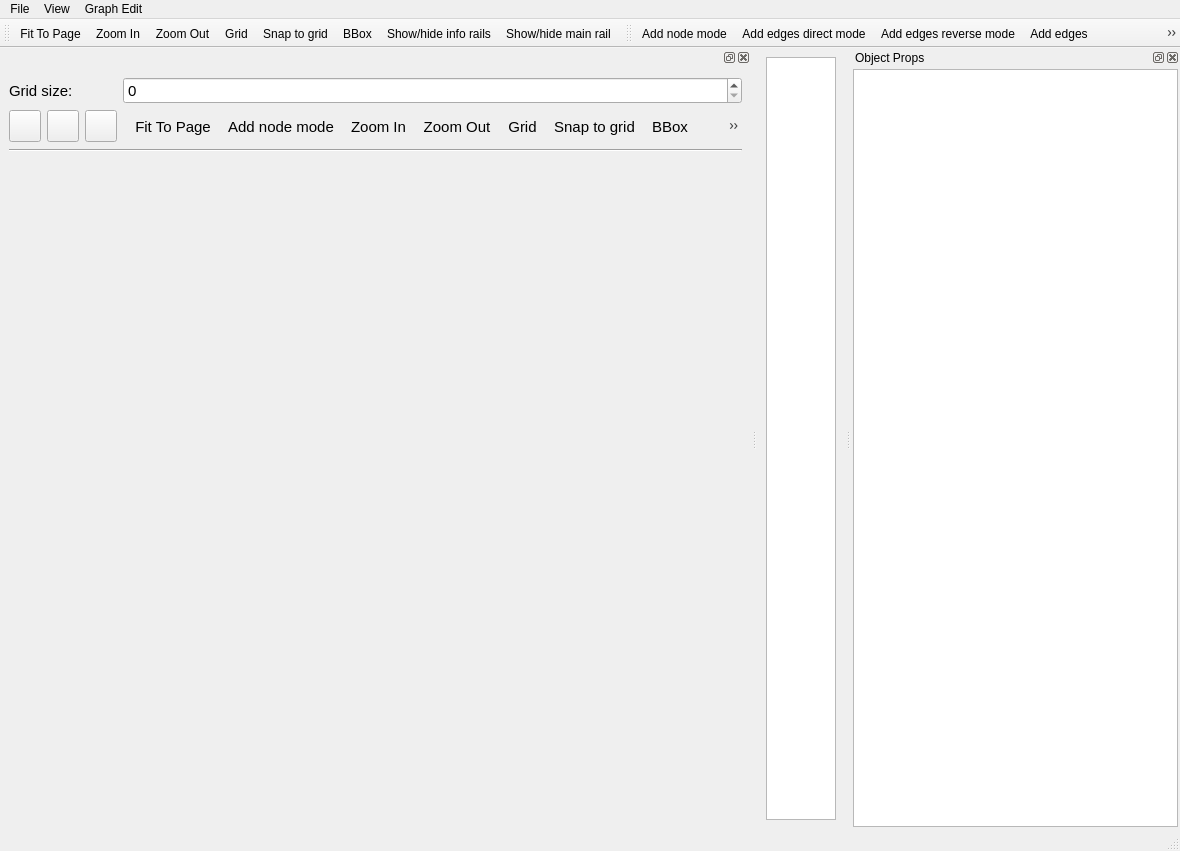
First picture: the form in StorageMapDesigner/mainwindow.ui, repository break11/AutoStorage, before the edit.
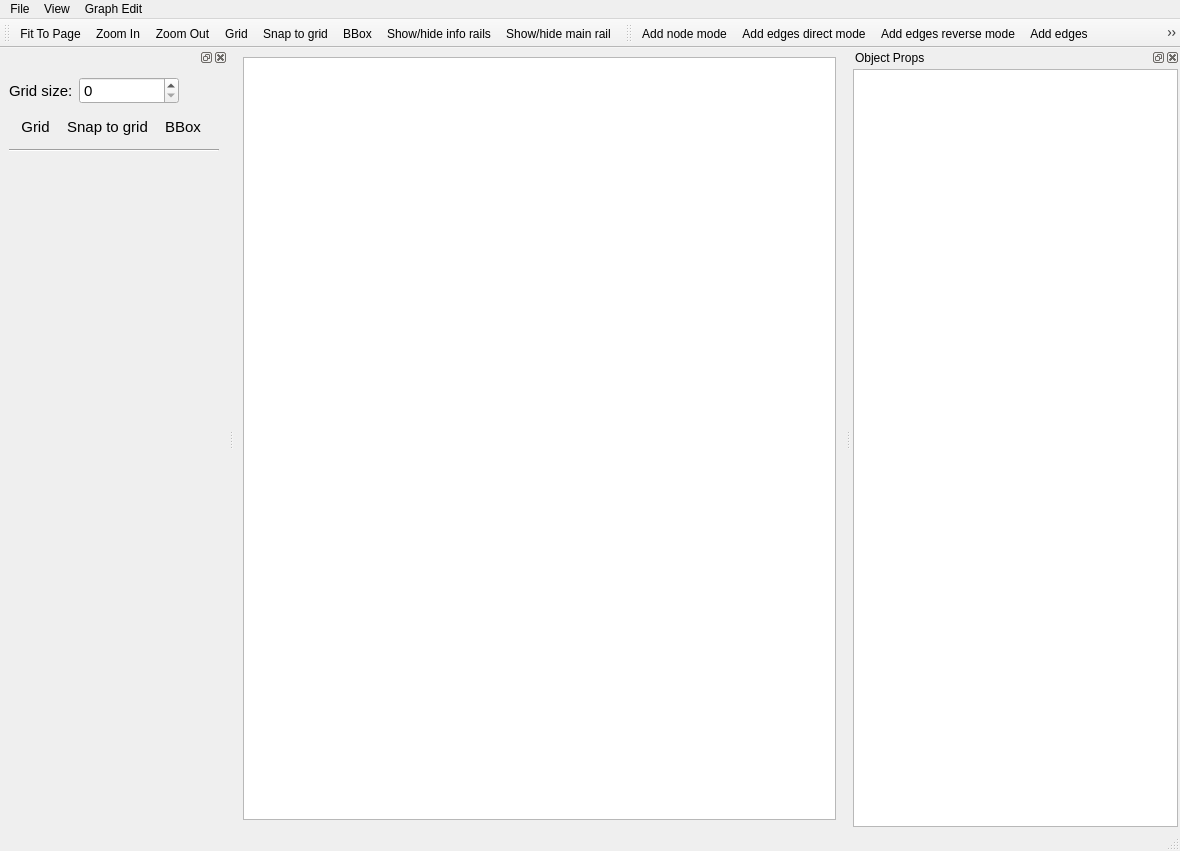
Second picture: the form after the edit. Icons and pictures are not drawn. Custom widgets are drawn as their Qt base class.

Commit message: Вместо CActionButton в доках решили пока использовать QAction

What changed in the file:
```diff
--- a/StorageMapDesigner/mainwindow.ui
+++ b/StorageMapDesigner/mainwindow.ui
@@ -212,72 +212,75 @@
     <number>1</number>
    </attribute>
    <widget class="QWidget" name="dockWidgetContents_2">
-    <layout class="QGridLayout" name="gridLayout">
-     <item row="0" column="0" colspan="2">
-      <widget class="QLabel" name="lbGridSize">
-       <property name="text">
-        <string>Grid size:</string>
-       </property>
-      </widget>
+    <layout class="QVBoxLayout" name="verticalLayout_2">
+     <item>
+      <layout class="QVBoxLayout" name="verticalLayout">
+       <item>
+        <layout class="QHBoxLayout" name="horizontalLayout_3" stretch="0,0,0">
+         <item>
+          <widget class="QLabel" name="lbGridSize">
+           <property name="text">
+            <string>Grid size:</string>
+           </property>
+          </widget>
+         </item>
+         <item>
+          <widget class="QSpinBox" name="sbGridSize">
+           <property name="sizePolicy">
+            <sizepolicy hsizetype="Fixed" vsizetype="Fixed">
+             <horstretch>0</horstretch>
+             <verstretch>0</verstretch>
+            </sizepolicy>
+           </property>
+           <property name="minimumSize">
+            <size>
+             <width>100</width>
+             <height>0</height>
+            </size>
+           </property>
+           <property name="maximum">
+            <number>1000</number>
+           </property>
+          </widget>
+         </item>
+         <item>
+          <spacer name="horizontalSpacer_2">
+           <property name="orientation">
+            <enum>Qt::Horizontal</enum>
+           </property>
+           <property name="sizeHint" stdset="0">
+            <size>
+             <width>40</width>
+             <height>20</height>
+            </size>
+           </property>
+          </spacer>
+         </item>
+        </layout>
+       </item>
+       <item>
+        <widget class="QToolBar" name="toolMain">
+         <property name="windowTitle">
+          <string>Tool Bar</string>
+         </property>
+         <property name="orientation">
+          <enum>Qt::Horizontal</enum>
+         </property>
+         <addaction name="acGrid"/>
+         <addaction name="acSnapToGrid"/>
+         <addaction name="acBBox"/>
+        </widget>
+       </item>
+      </layout>
      </item>
-     <item row="0" column="2">
-      <spacer name="horizontalSpacer">
+     <item>
+      <widget class="Line" name="line">
        <property name="orientation">
         <enum>Qt::Horizontal</enum>
        </property>
-       <property name="sizeHint" stdset="0">
-        <size>
-         <width>40</width>
-         <height>20</height>
-        </size>
-       </property>
-      </spacer>
-     </item>
-     <item row="0" column="3">
-      <widget class="QSpinBox" name="sbGridSize">
-       <property name="maximum">
-        <number>1000</number>
-       </property>
       </widget>
      </item>
-     <item row="1" column="0">
-      <widget class="CActionButton" name="abGrid">
-       <property name="sizePolicy">
-        <sizepolicy hsizetype="Fixed" vsizetype="Fixed">
-         <horstretch>0</horstretch>
-         <verstretch>0</verstretch>
-        </sizepolicy>
-       </property>
-       <property name="minimumSize">
-        <size>
-         <width>32</width>
-         <height>32</height>
-        </size>
-       </property>
-       <property name="maximumSize">
-        <size>
-         <width>32</width>
-         <height>32</height>
-        </size>
-       </property>
-       <property name="text">
-        <string/>
-       </property>
-       <property name="iconSize">
-        <size>
-         <width>32</width>
-         <height>32</height>
-        </size>
-       </property>
-       <property name="checkable">
-        <bool>true</bool>
-       </property>
-       <property name="Action" stdset="0">
-        <string>acGrid</string>
-       </property>
-      </widget>
-     </item>
-     <item row="3" column="3">
+     <item>
       <spacer name="verticalSpacer">
        <property name="orientation">
         <enum>Qt::Vertical</enum>
@@ -290,105 +293,6 @@
        </property>
       </spacer>
      </item>
-     <item row="2" column="0" colspan="4">
-      <widget class="Line" name="line">
-       <property name="orientation">
-        <enum>Qt::Horizontal</enum>
-       </property>
-      </widget>
-     </item>
-     <item row="1" column="1">
-      <widget class="CActionButton" name="abSnapToGrid">
-       <property name="sizePolicy">
-        <sizepolicy hsizetype="Fixed" vsizetype="Fixed">
-         <horstretch>0</horstretch>
-         <verstretch>0</verstretch>
-        </sizepolicy>
-       </property>
-       <property name="minimumSize">
-        <size>
-         <width>32</width>
-         <height>32</height>
-        </size>
-       </property>
-       <property name="maximumSize">
-        <size>
-         <width>32</width>
-         <height>32</height>
-        </size>
-       </property>
-       <property name="text">
-        <string/>
-       </property>
-       <property name="iconSize">
-        <size>
-         <width>32</width>
-         <height>32</height>
-        </size>
-       </property>
-       <property name="checkable">
-        <bool>true</bool>
-       </property>
-       <property name="Action" stdset="0">
-        <string>acSnapToGrid</string>
-       </property>
-      </widget>
-     </item>
-     <item row="1" column="2">
-      <widget class="CActionButton" name="abBBox">
-       <property name="sizePolicy">
-        <sizepolicy hsizetype="Fixed" vsizetype="Fixed">
-         <horstretch>0</horstretch>
-         <verstretch>0</verstretch>
-        </sizepolicy>
-       </property>
-       <property name="minimumSize">
-        <size>
-         <width>32</width>
-         <height>32</height>
-        </size>
-       </property>
-       <property name="maximumSize">
-        <size>
-         <width>32</width>
-         <height>32</height>
-        </size>
-       </property>
-       <property name="text">
-        <string/>
-       </property>
-       <property name="iconSize">
-        <size>
-         <width>32</width>
-         <height>32</height>
-        </size>
-       </property>
-       <property name="checkable">
-        <bool>true</bool>
-       </property>
-       <property name="Action" stdset="0">
-        <string>acBBox</string>
-       </property>
-      </widget>
-     </item>
-     <item row="1" column="3">
-      <widget class="QToolBar" name="toolMain">
-       <property name="windowTitle">
-        <string>Tool Bar</string>
-       </property>
-       <property name="orientation">
-        <enum>Qt::Horizontal</enum>
-       </property>
-       <addaction name="acFitToPage"/>
-       <addaction name="acAddNode"/>
-       <addaction name="acZoomIn"/>
-       <addaction name="acZoomOut"/>
-       <addaction name="acGrid"/>
-       <addaction name="acSnapToGrid"/>
-       <addaction name="acBBox"/>
-       <addaction name="acDelMultiEdge"/>
-      </widget>
-     </item>
     </layout>
    </widget>
   </widget>
@@ -626,13 +530,6 @@
    </property>
   </action>
  </widget>
- <customwidgets>
-  <customwidget>
-   <class>CActionButton</class>
-   <extends>QPushButton</extends>
-   <header>QtCustomWidgets.widgets.actionbutton</header>
-  </customwidget>
- </customwidgets>
  <resources>
   <include location="images.qrc"/>
  </resources>
```
Left out of the diff: 2 changed lines with no effect on the pictures. The commit also changes 7 other files.
